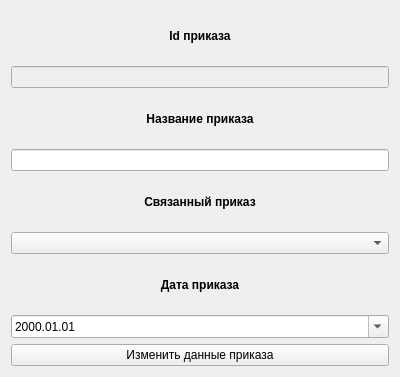
This is izmenenieprikaz.ui in AndrewKom/KursovaiBDSqlserver as Qt 5 draws it before an edit. The edited form follows.
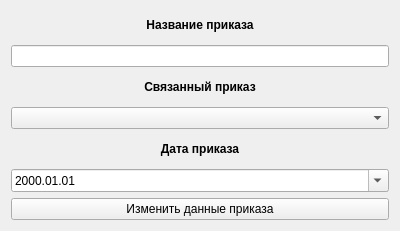
This is the edited form.

The edit to the form file:
```diff
--- a/izmenenieprikaz.ui
+++ b/izmenenieprikaz.ui
@@ -7,14 +7,14 @@
     <x>0</x>
     <y>0</y>
     <width>400</width>
-    <height>377</height>
+    <height>231</height>
    </rect>
   </property>
   <property name="windowTitle">
    <string>Form</string>
   </property>
   <layout class="QGridLayout" name="gridLayout">
-   <item row="5" column="1">
+   <item row="3" column="1">
     <widget class="QLabel" name="label_3">
      <property name="font">
       <font>
@@ -29,65 +29,20 @@
      </property>
     </widget>
    </item>
-   <item row="3" column="1">
-    <widget class="QLabel" name="label_2">
-     <property name="font">
-      <font>
-       <bold>true</bold>
-      </font>
-     </property>
-     <property name="text">
-      <string>Название приказа</string>
-     </property>
-     <property name="alignment">
-      <set>Qt::AlignCenter</set>
-     </property>
-    </widget>
-   </item>
-   <item row="6" column="1">
-    <widget class="QComboBox" name="comboBox"/>
-   </item>
    <item row="7" column="1">
-    <widget class="QLabel" name="label_4">
-     <property name="font">
-      <font>
-       <bold>true</bold>
-      </font>
-     </property>
-     <property name="text">
-      <string>Дата приказа</string>
-     </property>
-     <property name="alignment">
-      <set>Qt::AlignCenter</set>
-     </property>
-    </widget>
-   </item>
-   <item row="1" column="1">
-    <widget class="QLabel" name="label">
-     <property name="enabled">
-      <bool>true</bool>
-     </property>
-     <property name="font">
-      <font>
-       <bold>true</bold>
-      </font>
-     </property>
-     <property name="text">
-      <string>Id приказа</string>
-     </property>
-     <property name="alignment">
-      <set>Qt::AlignCenter</set>
-     </property>
-    </widget>
-   </item>
-   <item row="9" column="1">
     <widget class="QPushButton" name="pushButton">
      <property name="text">
       <string>Изменить данные приказа</string>
      </property>
     </widget>
    </item>
-   <item row="8" column="1">
+   <item row="2" column="1">
+    <widget class="QLineEdit" name="lineEdit_2"/>
+   </item>
+   <item row="4" column="1">
+    <widget class="QComboBox" name="comboBox"/>
+   </item>
+   <item row="6" column="1">
     <widget class="QDateEdit" name="dateEdit">
      <property name="displayFormat">
       <string>yyyy.MM.dd</string>
@@ -97,15 +52,35 @@
      </property>
     </widget>
    </item>
-   <item row="2" column="1">
-    <widget class="QLineEdit" name="lineEdit">
-     <property name="enabled">
-      <bool>false</bool>
+   <item row="1" column="1">
+    <widget class="QLabel" name="label_2">
+     <property name="font">
+      <font>
+       <bold>true</bold>
+      </font>
+     </property>
+     <property name="text">
+      <string>Название приказа</string>
+     </property>
+     <property name="alignment">
+      <set>Qt::AlignCenter</set>
      </property>
     </widget>
    </item>
-   <item row="4" column="1">
-    <widget class="QLineEdit" name="lineEdit_2"/>
+   <item row="5" column="1">
+    <widget class="QLabel" name="label_4">
+     <property name="font">
+      <font>
+       <bold>true</bold>
+      </font>
+     </property>
+     <property name="text">
+      <string>Дата приказа</string>
+     </property>
+     <property name="alignment">
+      <set>Qt::AlignCenter</set>
+     </property>
+    </widget>
    </item>
   </layout>
  </widget>
```
